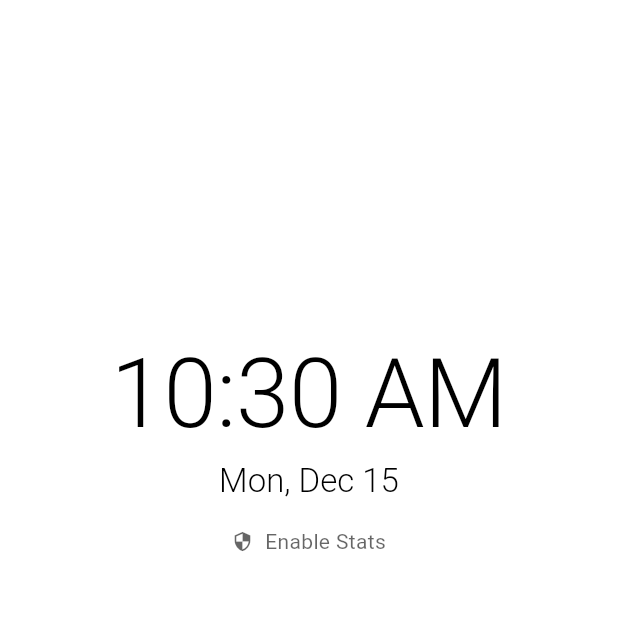
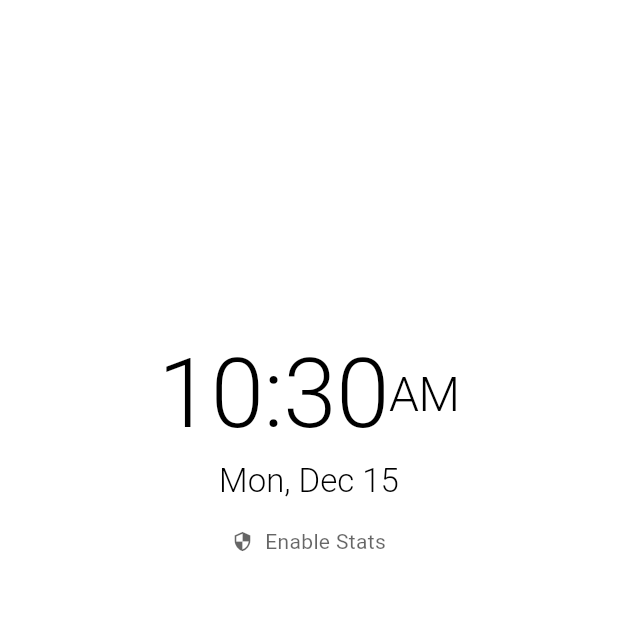
Before and after one commit to tarunvelagala/void_minimalist_launcher, a Flutter app: the screen it shows after launch, on a phone screen of 412 x 824 dp, the top half of it. Run offline on Flutter 3.47's test engine with Material 3 defaults, Android fonts, the phone set to English and light mode, and no system bars; our stand-ins replace shared_preferences; missing offline and left inert: installed_apps, usage_stats.

Commit message:
feat: separate AM/PM display in clock widget and reorder/renumber implementation plan commits.

```diff
--- a/lib/features/home/presentation/widgets/clock_widget.dart
+++ b/lib/features/home/presentation/widgets/clock_widget.dart
@@ -66,27 +66,41 @@ class _ClockWidgetState extends State<ClockWidget> {
 
   @override
   Widget build(BuildContext context) {
-    final timeFormat = DateFormat('h:mm a');
+    final timeFormat = DateFormat('h:mm');
     final dateFormat = DateFormat('EEE, MMM d');
+    final antiMerdianFormat = DateFormat('a');
 
     return GestureDetector(
       onTap: _launchClockApp,
       behavior: HitTestBehavior.opaque,
       child: Column(
         children: [
-          Text(
-            timeFormat.format(_currentTime),
-            style: Theme.of(context).textTheme.displayLarge?.copyWith(
+          Row(
+            mainAxisAlignment: MainAxisAlignment.center,
+            crossAxisAlignment: CrossAxisAlignment.center,
+            children: [
+              Text(
+                timeFormat.format(_currentTime),
+                style: Theme.of(context).textTheme.displayLarge?.copyWith(
                   fontWeight: FontWeight.w300,
                   fontSize: 64, // Slightly larger for emphasis
                 ),
+              ),
+              Text(
+                antiMerdianFormat.format(_currentTime),
+                style: Theme.of(context).textTheme.displayLarge?.copyWith(
+                  fontWeight: FontWeight.w300,
+                  fontSize: 32, // Slightly larger for emphasis
+                ),
+              ),
+            ],
           ),
           const SizedBox(height: 8),
           Text(
             dateFormat.format(_currentTime),
-            style: Theme.of(context).textTheme.titleLarge?.copyWith(
-                  fontWeight: FontWeight.w300,
-                ),
+            style: Theme.of(
+              context,
+            ).textTheme.titleLarge?.copyWith(fontWeight: FontWeight.w300),
           ),
         ],
       ),
```
Also changed, not shown: 1 other file.
